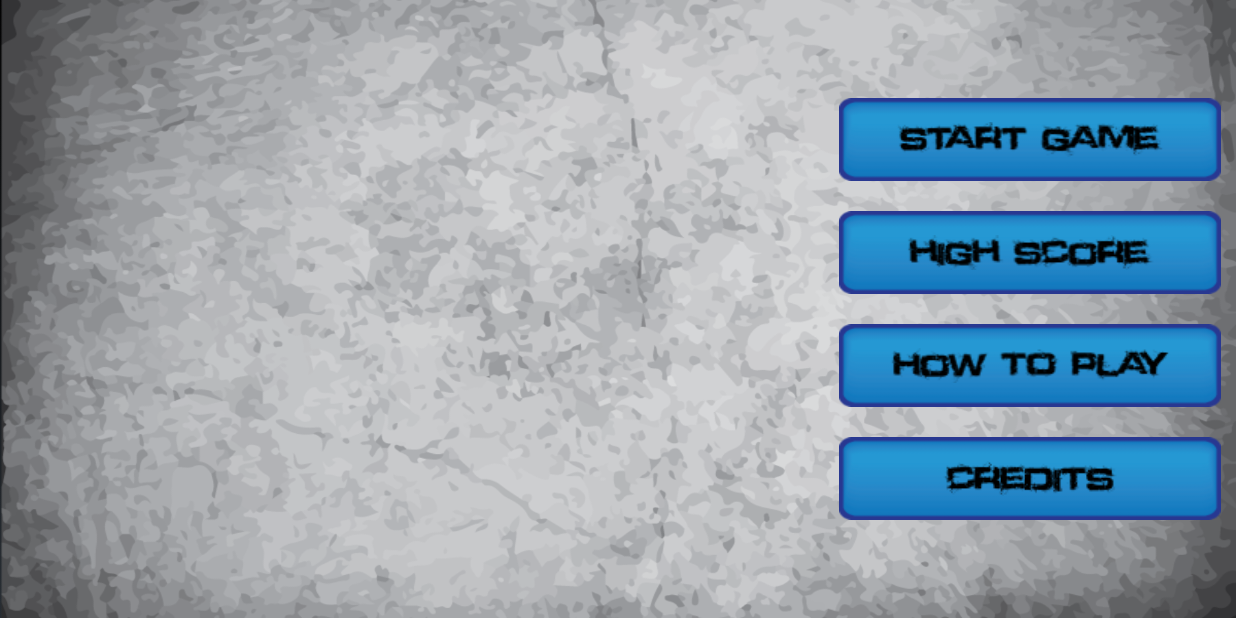
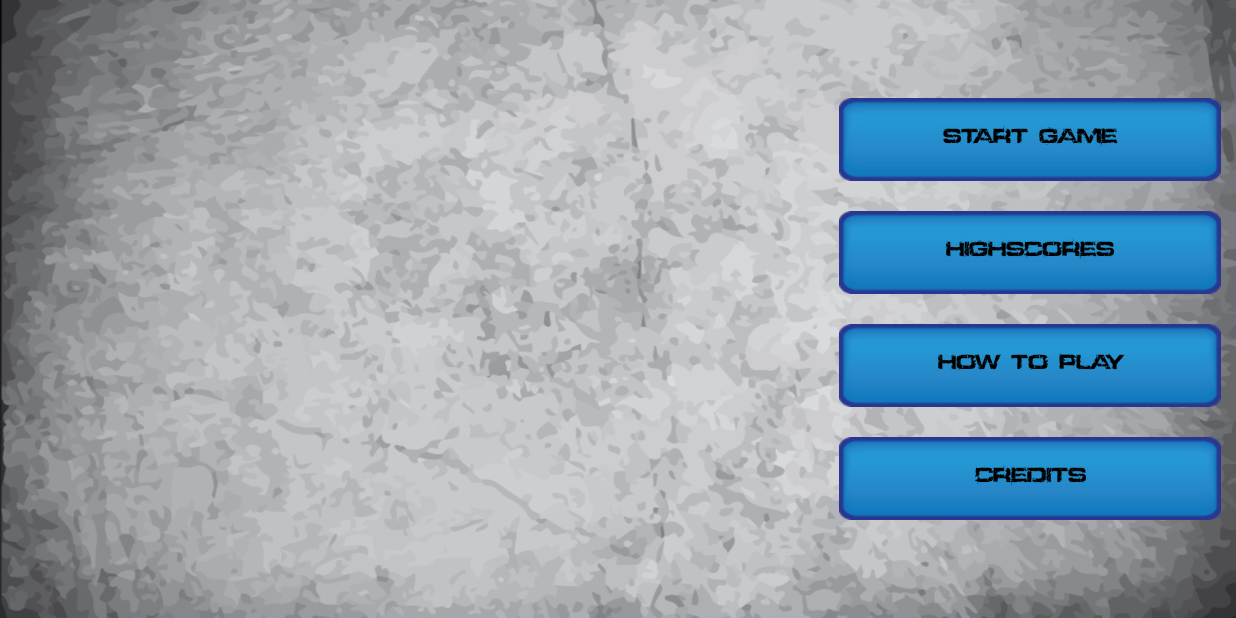
Before and after one commit to udiboy1209/Warzone, an Android app: the screen it shows after launch (SplashActivity), on a phone screen of 824 x 412 dp (held sideways). Run offline under Robolectric (Android 15) with nearby library versions, the phone set to English and light mode, and no system bars.

Commit message:
Added custom font to use instead of images in text and buttons
The previous ImageViews and ImageButtons all
substituted with TextViews and Buttons

Used a helper class to recursively set the Typeface in every
TextView instance in every layout

```diff
--- /dev/null
+++ b/game/src/main/java/com/udiboy/warzone/game/FontHelper.java
@@ -0,0 +1,27 @@
+package com.udiboy.warzone.game;
+
+import android.content.Context;
+import android.graphics.Typeface;
+import android.util.Log;
+import android.view.View;
+import android.view.ViewGroup;
+import android.widget.TextView;
+
+public class FontHelper {
+
+    public static void applyFont(final Context context, final View root, final String fontName) {
+        Typeface font = Typeface.createFromAsset(context.getAssets(), fontName);
+
+        try {
+            if (root instanceof ViewGroup) {
+                ViewGroup viewGroup = (ViewGroup) root;
+                for (int i = 0; i < viewGroup.getChildCount(); i++)
+                    applyFont(context, viewGroup.getChildAt(i), fontName);
+            } else if (root instanceof TextView)
+                ((TextView) root).setTypeface(font);
+        } catch (Exception e) {
+            Log.e("FontHelper", String.format("Error occured when trying to apply %s font for %s view", fontName, root));
+            e.printStackTrace();
+        }
+    }
+}
--- a/game/src/main/java/com/udiboy/warzone/game/GamePlayActivity.java
+++ b/game/src/main/java/com/udiboy/warzone/game/GamePlayActivity.java
@@ -28,6 +28,8 @@ public class GamePlayActivity extends Activity{
         end_music=MediaPlayer.create(this, R.raw.music_end);
         end_music.setLooping(true);
         end_music.setVolume(1.0f, 1.0f);
+
+        FontHelper.applyFont(this, findViewById(R.id.activity_root), "fonts/defused.ttf");
     }
 
     @Override
--- a/game/src/main/java/com/udiboy/warzone/game/HighscoreActivity.java
+++ b/game/src/main/java/com/udiboy/warzone/game/HighscoreActivity.java
@@ -84,6 +84,8 @@ public class HighscoreActivity extends Activity {
                 }
                 break;
         }
+
+        FontHelper.applyFont(this, findViewById(R.id.activity_root), "fonts/defused.ttf");
     }
 
     public void mainMenu(View v){
--- a/game/src/main/java/com/udiboy/warzone/game/HowToPlayDialog.java
+++ b/game/src/main/java/com/udiboy/warzone/game/HowToPlayDialog.java
@@ -12,6 +12,8 @@ public class HowToPlayDialog extends Activity {
         super.onCreate(icicle);
         requestWindowFeature(Window.FEATURE_NO_TITLE);
         setContentView(R.layout.dialog_how_to_play);
+
+        FontHelper.applyFont(this, findViewById(R.id.activity_root), "fonts/defused.ttf");
     }
 
     public void mainMenu(View v){
--- a/game/src/main/java/com/udiboy/warzone/game/SplashActivity.java
+++ b/game/src/main/java/com/udiboy/warzone/game/SplashActivity.java
@@ -28,6 +28,8 @@ public class SplashActivity extends Activity {
         bg_music.setVolume(1.0f, 1.0f);
 
         splash_logo = (ImageView) findViewById(R.id.splash_logo);
+
+        FontHelper.applyFont(this, findViewById(R.id.activity_root), "fonts/defused.ttf");
     }
 
     @Override
--- a/game/src/main/res/layout/activity_splash.xml
+++ b/game/src/main/res/layout/activity_splash.xml
@@ -5,7 +5,8 @@
     android:orientation="horizontal"
     android:gravity="center"
     android:background="@drawable/splash_back"
-    tools:context="com.udiboy.warzone.game.SplashActivity">
+    tools:context="com.udiboy.warzone.game.SplashActivity"
+    android:id="@+id/activity_root">
 
 <ImageView
     android:layout_width="0dp"
@@ -22,35 +23,31 @@
     android:layout_weight="1"
     android:weightSum="6">
 
-    <ImageButton
+    <Button
         android:layout_width="wrap_content"
-        android:text="Start Game"
+        android:text="START GAME"
         android:id="@+id/start_game"
-        style="@style/ButtonSplash"
-        android:onClick="startGame"
-        android:src="@drawable/splash_start_game"/>
+        style="@style/Button"
+        android:onClick="startGame"/>
 
-    <ImageButton
-        style="@style/ButtonSplash"
+    <Button
+        style="@style/Button"
         android:layout_width="wrap_content"
-        android:text="Start Game"
+        android:text="HIGHSCORES"
         android:id="@+id/highscore"
-        android:src="@drawable/splash_highscore"
         android:onClick="highscores" />
 
-    <ImageButton
-        style="@style/ButtonSplash"
+    <Button
+        style="@style/Button"
         android:layout_width="wrap_content"
-        android:text="Start Game"
+        android:text="HOW TO PLAY"
         android:id="@+id/how_to_play"
-        android:src="@drawable/splash_how_to_play"
         android:onClick="howToPlay" />
 
-    <ImageButton
-        style="@style/ButtonSplash"
+    <Button
+        style="@style/Button"
         android:layout_width="wrap_content"
-        android:text="Start Game"
-        android:src="@drawable/splash_credits"
+        android:text="CREDITS"
         android:id="@+id/credits" />
 
 </LinearLayout>
--- a/game/src/main/res/values/styles.xml
+++ b/game/src/main/res/values/styles.xml
@@ -23,12 +23,11 @@
 
     <style name="ButtonBarButton" />
 
-    <style name="ButtonSplash">
+    <style name="Button">
         <item name="android:layout_width">fill_parent</item>
         <item name="android:layout_height">0dp</item>
         <item name="android:layout_margin">10dp</item>
         <item name="android:padding">5dp</item>
-        <item name="android:scaleType">centerInside</item>
         <item name="android:background">@drawable/splash_button_back</item>
         <item name="android:layout_weight">1</item>
     </style>
```
Also changed, not shown: game/src/main/res/layout/activity_game_play.xml (+6 -5 lines), game/src/main/res/layout/activity_highscore_display.xml (+9 -5 lines), game/src/main/res/layout/activity_highscore_save.xml (+13 -9 lines), game/src/main/res/layout/dialog_how_to_play.xml (+8 -7 lines), game/src/main/assets/fonts/defused.ttf (added).
